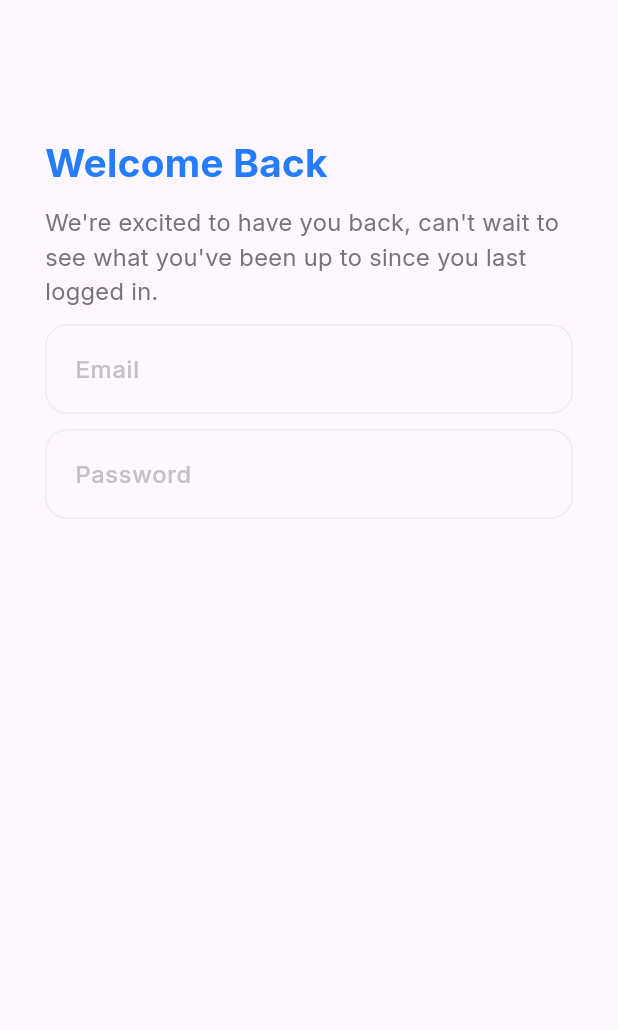
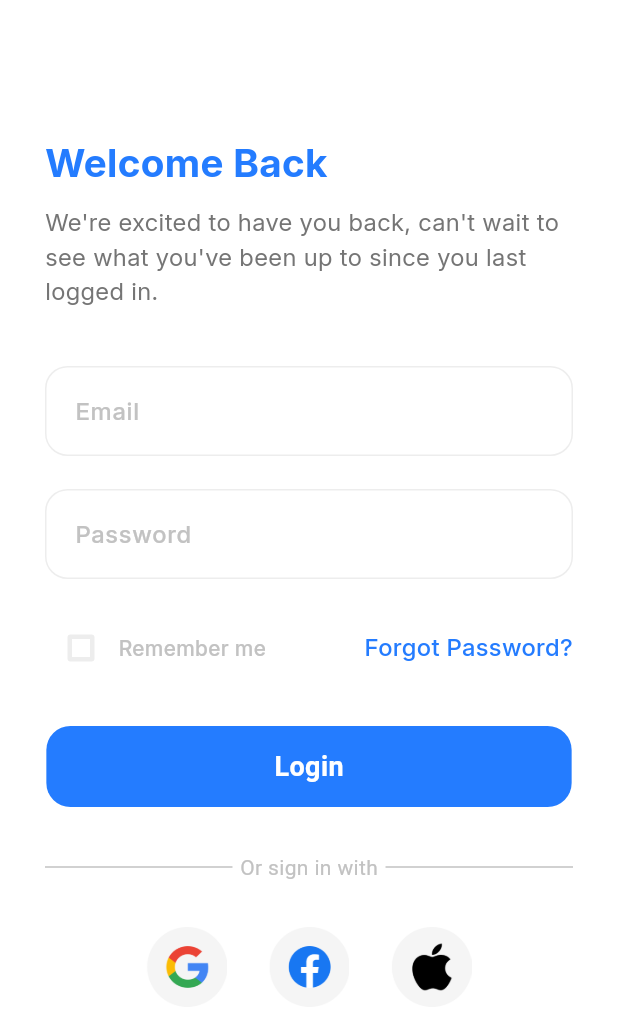
Before and after one commit to brahimrida/appointment, a Flutter app: the screen it shows after launch, on a phone screen of 412 x 824 dp. Shown: the top 1030 px of the screen. Run offline on Flutter 3.47's test engine with Material 3 defaults, Android fonts, the phone set to English and light mode, and no system bars.

Commit message:
sign in almost done

```diff
--- /dev/null
+++ b/lib/core/widgets/auth_buttons.dart
@@ -0,0 +1,37 @@
+import 'package:flutter/material.dart';
+
+class AuthButtons extends StatelessWidget {
+  final double width;
+  final VoidCallback onGoogleButtonClicked;
+  final VoidCallback onFacebookButtonClicked;
+  final VoidCallback onAppleButtonClicked;
+  const AuthButtons({
+    super.key,
+    required this.width,
+    required this.onGoogleButtonClicked,
+    required this.onFacebookButtonClicked,
+    required this.onAppleButtonClicked,
+  });
+
+  @override
+  Widget build(BuildContext context) {
+    return Row(
+      mainAxisAlignment: MainAxisAlignment.center,
+      spacing: 28,
+      children: [
+        InkWell(
+          onTap: onGoogleButtonClicked,
+          child: Image.asset("assets/images/auth/google.png", width: width * 0.13),
+        ),
+        InkWell(
+          onTap: onFacebookButtonClicked,
+          child: Image.asset("assets/images/auth/facebook.png", width: width * 0.13),
+        ),
+        InkWell(
+          onTap: onAppleButtonClicked,
+          child: Image.asset("assets/images/auth/apple.png", width: width * 0.13),
+        ),
+      ],
+    );
+  }
+}
--- a/lib/features/sign_in/ui/sign_in.dart
+++ b/lib/features/sign_in/ui/sign_in.dart
@@ -1,14 +1,25 @@
 import 'package:flutter/material.dart';
 
 import '../../../core/theming/colors.dart';
+import '../../../core/widgets/app_button.dart';
+import '../../../core/widgets/auth_buttons.dart';
 import '../../../core/widgets/form_field.dart';
 
-class SignInPage extends StatelessWidget {
+class SignInPage extends StatefulWidget {
   const SignInPage({super.key});
 
   @override
+  State<SignInPage> createState() => _SignInPageState();
+}
+
+class _SignInPageState extends State<SignInPage> {
+  bool _rememberMe = false;
+  @override
   Widget build(BuildContext context) {
+    final width = MediaQuery.sizeOf(context).width;
+
     return Scaffold(
+      backgroundColor: Colors.white,
       body: SafeArea(
         child: Padding(
           padding: const EdgeInsets.symmetric(horizontal: 30),
@@ -16,7 +27,7 @@ class SignInPage extends StatelessWidget {
             child: Column(
               spacing: 10,
               children: [
-                const SizedBox(height: 80),
+                Vertical(80),
                 Row(
                   children: [
                     Text(
@@ -34,8 +45,72 @@ class SignInPage extends StatelessWidget {
                   "We're excited to have you back, can't wait to see what you've been up to since you last logged in.",
                   style: TextStyle(color: AppColors.secondary, fontSize: 16, fontFamily: "Inter"),
                 ),
+                Vertical(18),
                 FormTextField(label: "Email", type: FormFieldType.email),
+                Vertical(2),
                 FormTextField(label: "Password", type: FormFieldType.password),
+                Vertical(2),
+                Row(
+                  mainAxisAlignment: MainAxisAlignment.spaceBetween,
+                  children: [
+                    Row(
+                      mainAxisSize: MainAxisSize.min,
+                      spacing: 1,
+                      children: [
+                        Checkbox(
+                          activeColor: AppColors.primary,
+                          side: BorderSide(color: AppColors.borderColor, width: 3),
+                          value: _rememberMe,
+                          onChanged: (v) {
+                            setState(() => _rememberMe = v!);
+                          },
+                        ),
+                        Text(
+                          "Remember me",
+                          style: TextStyle(
+                            color: AppColors.textLightColor,
+                            fontSize: 14,
+                            fontWeight: FontWeight.w500,
+                            fontFamily: "inter",
+                          ),
+                        ),
+                      ],
+                    ),
+                    Text(
+                      "Forgot Password?",
+                      style: TextStyle(
+                        color: AppColors.primary,
+                        fontSize: 16,
+                        fontWeight: FontWeight.w500,
+                        fontFamily: "inter",
+                      ),
+                    ),
+                  ],
+                ),
+                Vertical(8),
+                AppButton(text: "Login", onClick: () {}),
+                Vertical(10),
+                Row(
+                  children: [
+                    Expanded(child: Container(height: 1, color: AppColors.textLightColor)),
+                    Padding(
+                      padding: const EdgeInsets.symmetric(horizontal: 5),
+                      child: Text(
+                        "Or sign in with",
+                        style: TextStyle(color: AppColors.textLightColor),
+                      ),
+                    ),
+                    Expanded(child: Container(height: 1, color: AppColors.textLightColor)),
+                  ],
+                ),
+                Vertical(10),
+                AuthButtons(
+                  width: width,
+                  onGoogleButtonClicked: () {},
+                  onFacebookButtonClicked: () {},
+                  onAppleButtonClicked: () {},
+                ),
+                Vertical(10),
               ],
             ),
           ),
@@ -44,3 +119,13 @@ class SignInPage extends StatelessWidget {
     );
   }
 }
+
+class Vertical extends StatelessWidget {
+  final double height;
+  const Vertical(this.height, {super.key});
+
+  @override
+  Widget build(BuildContext context) {
+    return SizedBox(height: height);
+  }
+}
--- a/pubspec.yaml
+++ b/pubspec.yaml
@@ -36,3 +36,4 @@ flutter:
 
   assets:
     - assets/images/
+    - assets/images/auth/
```
Also changed, not shown: assets/images/auth/apple.png (added), assets/images/auth/facebook.png (added), assets/images/auth/google.png (added).
